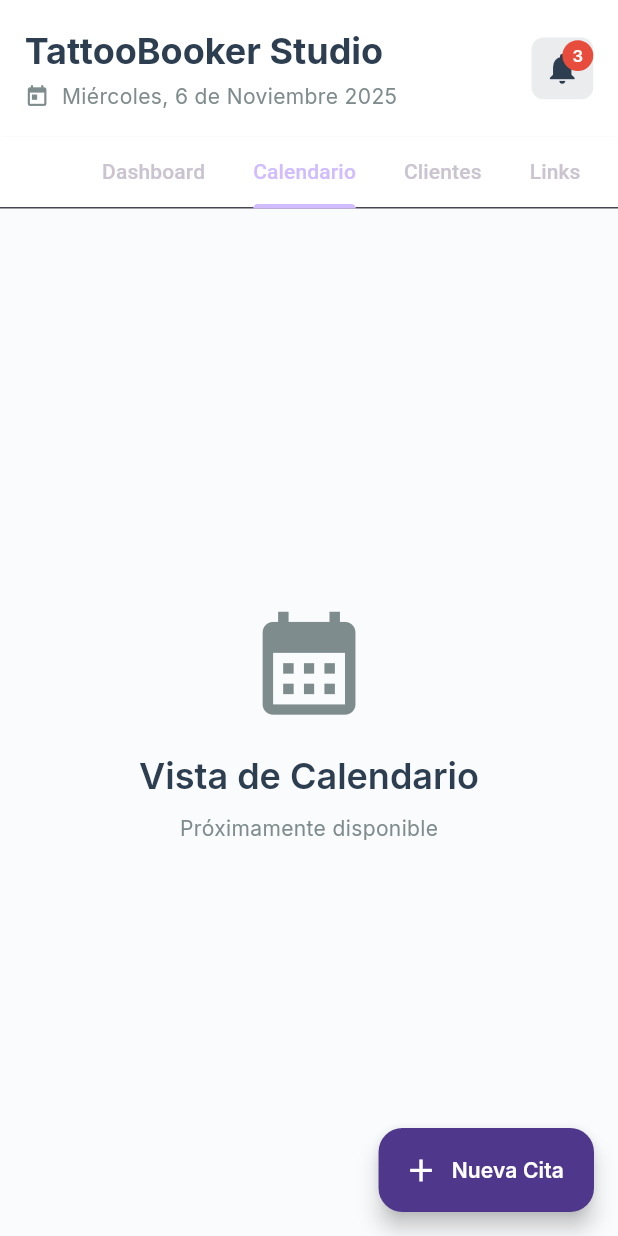
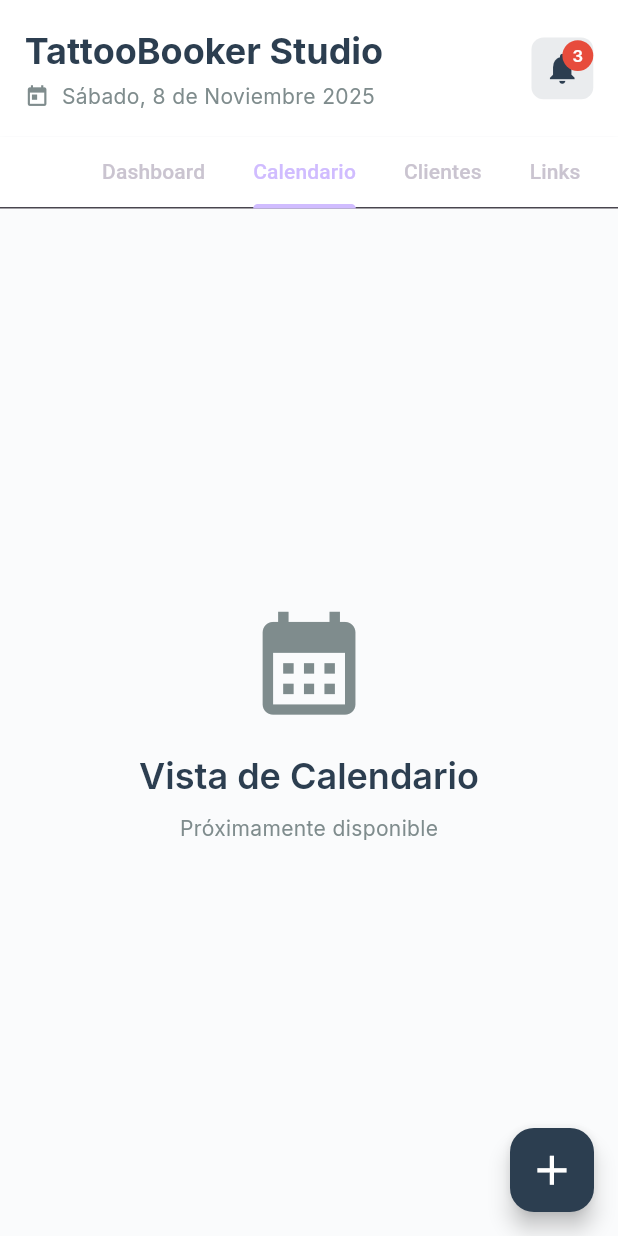
Before and after one commit to kytronApps/tattooBooker, a Flutter app: the AppointmentDashboard screen opened by its route, tab 2 chosen, on a phone screen of 412 x 824 dp. Run offline on Flutter 3.47's test engine with Material 3 defaults, Android fonts, the phone set to English and light mode, and no system bars; our stand-ins replace cloud_firestore, connectivity_plus, firebase_auth, firebase_core, flutter_slidable, flutter_svg and 3 more; accounts and stored records are empty; network calls fail.

```diff
--- a/lib/screens/appointment_dashboard.dart
+++ b/lib/screens/appointment_dashboard.dart
@@ -280,9 +280,21 @@ class _AppointmentDashboardState extends State<AppointmentDashboard>
       backgroundColor: AppTheme.lightTheme.scaffoldBackgroundColor,
       body: Column(
         children: [
-          DashboardHeaderWidget(
+         DashboardHeaderWidget(
             studioName: "TattooBooker Studio",
-            currentDate: "Miércoles, 6 de Noviembre 2025",
+            currentDate: (() {
+              final now = DateTime.now();
+              const days = [
+                'Lunes', 'Martes', 'Miércoles', 'Jueves', 'Viernes', 'Sábado', 'Domingo'
+              ];
+              const months = [
+                'Enero', 'Febrero', 'Marzo', 'Abril', 'Mayo', 'Junio',
+                'Julio', 'Agosto', 'Septiembre', 'Octubre', 'Noviembre', 'Diciembre'
+              ];
+              final dayName = days[(now.weekday - 1) % 7];
+              final monthName = months[(now.month - 1) % 12];
+              return '$dayName, ${now.day} de $monthName ${now.year}';
+            })(),
             notificationCount: 3,
             onNotificationTap: _showNotifications,
           ),
@@ -433,19 +445,13 @@ class _AppointmentDashboardState extends State<AppointmentDashboard>
         ],
       ),
       floatingActionButton: _tabController.index == 0
-          ? FloatingActionButton.extended(
+          ? FloatingActionButton(
               onPressed: _createNewAppointment,
-              icon: CustomIconWidget(
-                iconName: 'add',
-                color: AppTheme.lightTheme.colorScheme.onSecondary,
-                size: 6.w,
-              ),
-              label: Text(
-                'Nueva Cita',
-                style: AppTheme.lightTheme.textTheme.labelLarge?.copyWith(
-                  color: AppTheme.lightTheme.colorScheme.onSecondary,
-                  fontWeight: FontWeight.w600,
-                ),
+              backgroundColor: AppTheme.lightTheme.colorScheme.primary,
+              child: Icon(
+                Icons.add,
+                color: AppTheme.lightTheme.colorScheme.onPrimary,
+                size: 8.w,
               ),
             )
           : null,
```
